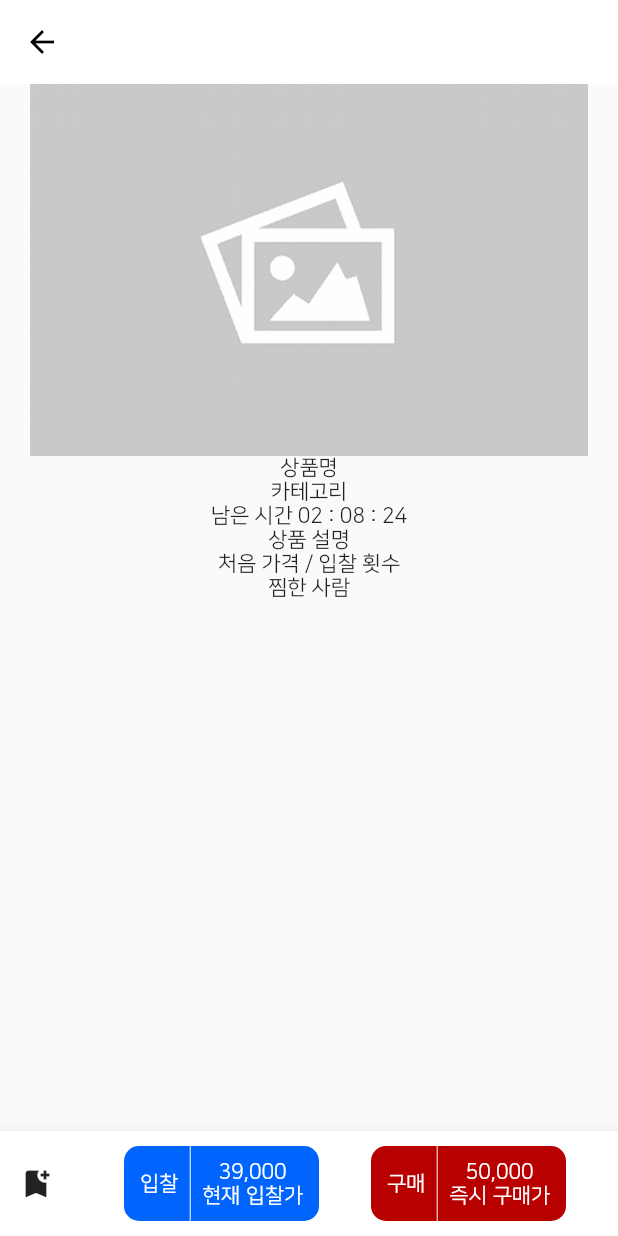
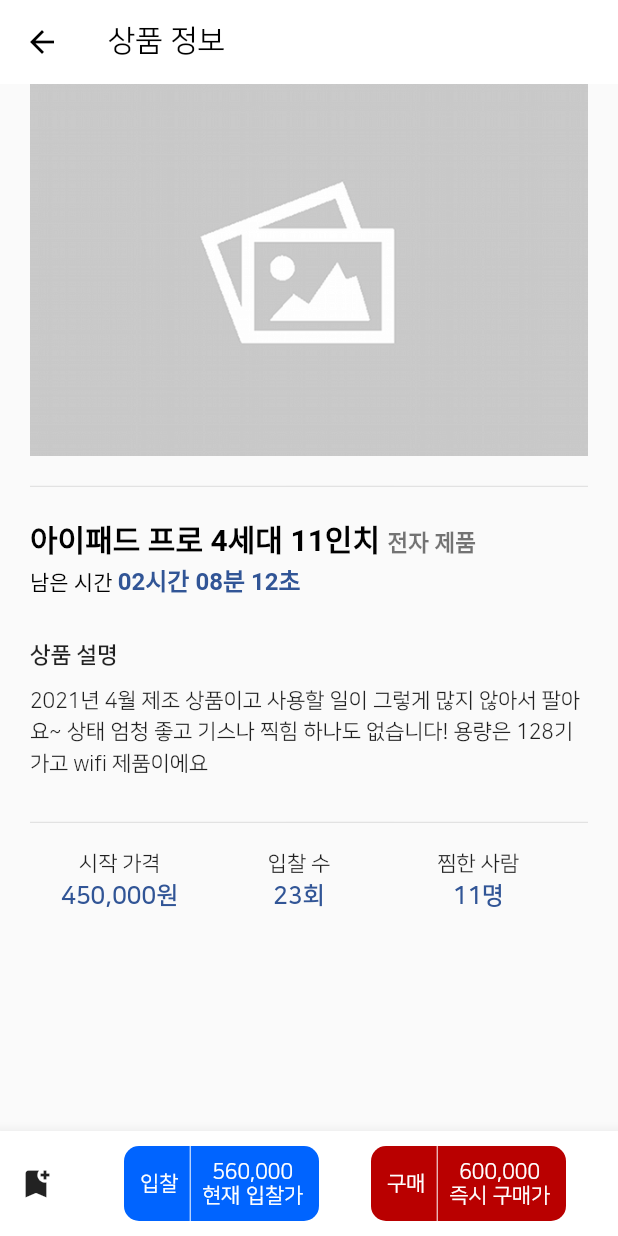
Before and after one commit to trumanfromkorea/BID-Mobile, a Flutter app: the FeedScreen screen opened directly, after a tap on "아이패드 프로 4세대 11인치", on a phone screen of 412 x 824 dp. Run offline on Flutter 3.47's test engine with Material 2 defaults, Android fonts, the light colour scheme and no system bars; our stand-ins replace firebase_auth, firebase_core; accounts and stored records are empty; network calls fail.

Commit message:
feat: 상품 정보화면 구성중

```diff
--- a/lib/screens/Feed/Details.screen.dart
+++ b/lib/screens/Feed/Details.screen.dart
@@ -12,8 +12,8 @@
 }
 
 class _DetailsScreenState extends State<DetailsScreen> {
-  String bidPrice = '39,000';
-  String buyPrice = '50,000';
+  String bidPrice = '560,000';
+  String buyPrice = '600,000';
 
   void getData() async {
     String url = 'http://127.0.0.1:8000/api/product/';
@@ -29,18 +29,141 @@
         backgroundColor: Colors.white,
         shadowColor: const Color.fromRGBO(0, 0, 0, 0),
         iconTheme: const IconThemeData(color: Colors.black),
+        title: const Text(
+          "상품 정보",
+          style: TextStyle(color: Colors.black),
+        ),
       ),
       body: Container(
         padding: const EdgeInsets.fromLTRB(20, 0, 20, 0),
         child: Column(
+          crossAxisAlignment: CrossAxisAlignment.start,
           children: [
             Image.asset('lib/assets/images/emptyImage.png'),
-            Text("상품명"),
-            Text("카테고리"),
-            Text("남은 시간 02 : 08 : 24"),
-            Text("상품 설명"),
-            Text("처음 가격 / 입찰 횟수"),
-            Text("찜한 사람")
+            const Divider(
+              height: 40,
+            ),
+            RichText(
+              text: const TextSpan(
+                style: TextStyle(fontFamily: 'NanumSquare'),
+                children: [
+                  TextSpan(
+                    text: "아이패드 프로 4세대 11인치 ",
+                    style: TextStyle(
+                      fontSize: 20,
+                      fontWeight: FontWeight.bold,
+                      color: Colors.black,
+                    ),
+                  ),
+                  TextSpan(
+                    text: "전자 제품",
+                    style: TextStyle(
+                      fontSize: 15,
+                      fontWeight: FontWeight.w600,
+                      color: Colors.black54,
+                    ),
+                  ),
+                ],
+              ),
+            ),
+            RichText(
+              text: const TextSpan(
+                style: TextStyle(fontFamily: 'NanumSquare', height: 1.5),
+                children: [
+                  TextSpan(
+                    text: "남은 시간 ",
+                    style: TextStyle(
+                      fontSize: 14,
+                      fontWeight: FontWeight.w500,
+                      color: Colors.black,
+                    ),
+                  ),
+                  TextSpan(
+                    text: "02시간 08분 12초",
+                    style: TextStyle(
+                      fontSize: 16,
+                      fontWeight: FontWeight.w600,
+                      color: Color(0xff315596),
+                    ),
+                  ),
+                ],
+              ),
+            ),
+            Container(
+              margin: const EdgeInsets.only(top: 30, bottom: 10),
+              child: const Text(
+                "상품 설명",
+                style: TextStyle(
+                  fontSize: 15,
+                  fontWeight: FontWeight.w600,
+                ),
+              ),
+            ),
+            Container(
+              padding: const EdgeInsets.only(bottom: 10),
+              child: const Text(
+                "2021년 4월 제조 상품이고 사용할 일이 그렇게 많지 않아서 팔아요~ 상태 엄청 좋고 기스나 찍힘 하나도 없습니다! 용량은 128기가고 wifi 제품이에요",
+                style: TextStyle(height: 1.5),
+              ),
+            ),
+            const Divider(
+              height: 40,
+            ),
+            Row(
+              children: [
+                Container(
+                  alignment: Alignment.center,
+                  width: MediaQuery.of(context).size.width * 0.29,
+                  child: Column(
+                    children: const [
+                      Text("시작 가격"),
+                      Text(
+                        "450,000원",
+                        style: TextStyle(
+                            fontSize: 16,
+                            fontWeight: FontWeight.w600,
+                            color: Color(0xff315596),
+                            height: 1.5),
+                      ),
+                    ],
+                  ),
+                ),
+                Container(
+                  alignment: Alignment.center,
+                  width: MediaQuery.of(context).size.width * 0.29,
+                  child: Column(
+                    children: const [
+                      Text("입찰 수"),
+                      Text(
+                        "23회",
+                        style: TextStyle(
+                            fontSize: 16,
+                            fontWeight: FontWeight.w600,
+                            color: Color(0xff315596),
+                            height: 1.5),
+                      ),
+                    ],
+                  ),
+                ),
+                Container(
+                  alignment: Alignment.center,
+                  width: MediaQuery.of(context).size.width * 0.29,
+                  child: Column(
+                    children: const [
+                      Text("찜한 사람"),
+                      Text(
+                        "11명",
+                        style: TextStyle(
+                            fontSize: 16,
+                            fontWeight: FontWeight.w600,
+                            color: Color(0xff315596),
+                            height: 1.5),
+                      ),
+                    ],
+                  ),
+                ),
+              ],
+            )
           ],
         ),
       ),
--- a/lib/screens/Feed/Feed.screen.dart
+++ b/lib/screens/Feed/Feed.screen.dart
@@ -72,7 +72,12 @@
   Widget build(BuildContext context) {
     return Scaffold(
       appBar: AppBar(
-        title: Text("FEED"),
+        title: const Text(
+          "FEED",
+          style: TextStyle(color: Colors.black),
+        ),
+        shadowColor: const Color.fromRGBO(0, 0, 0, 0),
+        backgroundColor: Colors.white,
       ),
       body: Container(
         child: ListView.builder(
```
